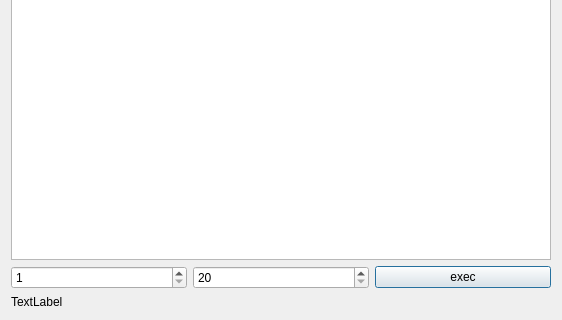
Above: 04-crawer-stat-qthread/main.ui from allieus/public-bok before the change; both pictures show x 0 to 562 and y 157 to 477 of the 562 by 477 pixel window. Below: the same form after it.
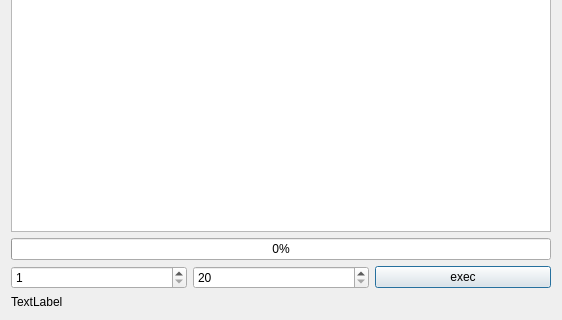
That is the form after the change.

Commit message: [20150424] 현재 진행상황을 QProgressBar 에 표시해봅시다.

What changed in the file:
```diff
--- a/04-crawer-stat-qthread/main.ui
+++ b/04-crawer-stat-qthread/main.ui
@@ -21,7 +21,7 @@
   </property>
   <layout class="QVBoxLayout" name="verticalLayout_2">
    <item>
-    <layout class="QVBoxLayout" name="verticalLayout" stretch="0,0">
+    <layout class="QVBoxLayout" name="verticalLayout" stretch="0,0,0">
      <property name="sizeConstraint">
       <enum>QLayout::SetMaximumSize</enum>
      </property>
@@ -40,6 +40,13 @@
      <item>
       <widget class="QTableWidget" name="tableWidget"/>
      </item>
+     <item>
+      <widget class="QProgressBar" name="progressBar">
+       <property name="value">
+        <number>0</number>
+       </property>
+      </widget>
+     </item>
      <item>
       <layout class="QHBoxLayout" name="horizontalLayout">
        <item>
```
The commit also changes 1 other file.
